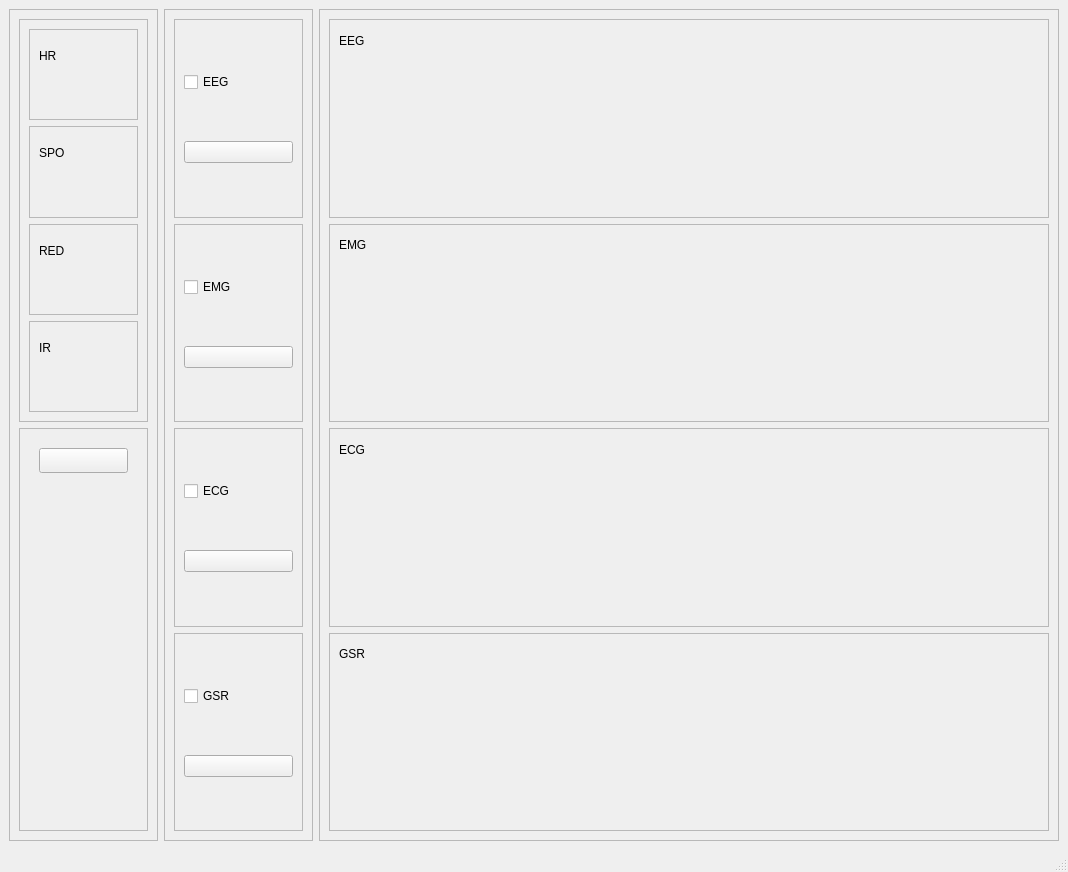
Azzlem/first, file main.ui: the form before one commit.
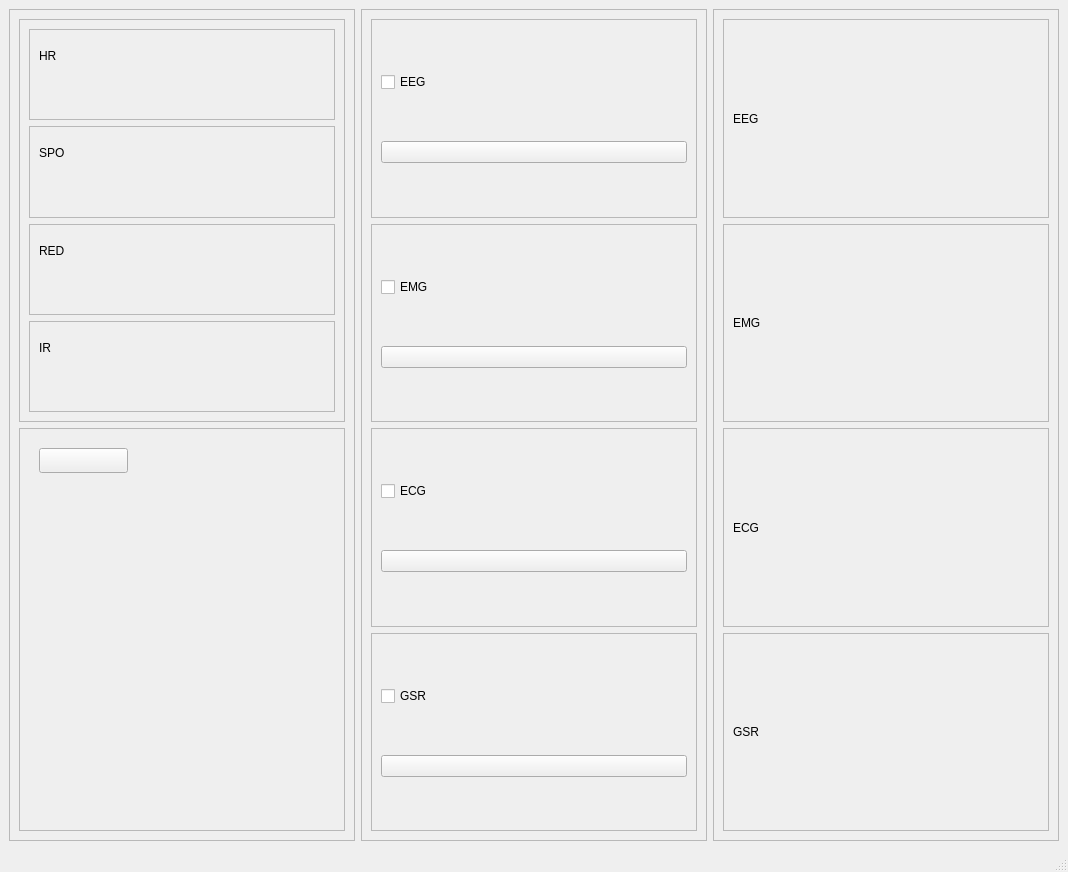
The form after the commit.

Diff of the .ui file:
```diff
--- a/main.ui
+++ b/main.ui
@@ -291,19 +291,6 @@
             </property>
            </widget>
           </item>
-          <item>
-           <widget class="QWidget" name="eeg_widget" native="true">
-            <property name="enabled">
-             <bool>true</bool>
-            </property>
-            <property name="minimumSize">
-             <size>
-              <width>700</width>
-              <height>150</height>
-             </size>
-            </property>
-           </widget>
-          </item>
          </layout>
         </widget>
        </item>
@@ -323,16 +310,6 @@
             </property>
            </widget>
           </item>
-          <item>
-           <widget class="QWidget" name="emg_widget" native="true">
-            <property name="minimumSize">
-             <size>
-              <width>700</width>
-              <height>150</height>
-             </size>
-            </property>
-           </widget>
-          </item>
          </layout>
         </widget>
        </item>
@@ -352,16 +329,6 @@
             </property>
            </widget>
           </item>
-          <item>
-           <widget class="QWidget" name="ecg_widget" native="true">
-            <property name="minimumSize">
-             <size>
-              <width>700</width>
-              <height>150</height>
-             </size>
-            </property>
-           </widget>
-          </item>
          </layout>
         </widget>
        </item>
@@ -381,16 +348,6 @@
             </property>
            </widget>
           </item>
-          <item>
-           <widget class="QWidget" name="gsr_widget" native="true">
-            <property name="minimumSize">
-             <size>
-              <width>700</width>
-              <height>150</height>
-             </size>
-            </property>
-           </widget>
-          </item>
          </layout>
         </widget>
        </item>
```
Left out of the diff: 6 changed lines with no effect on the pictures.
